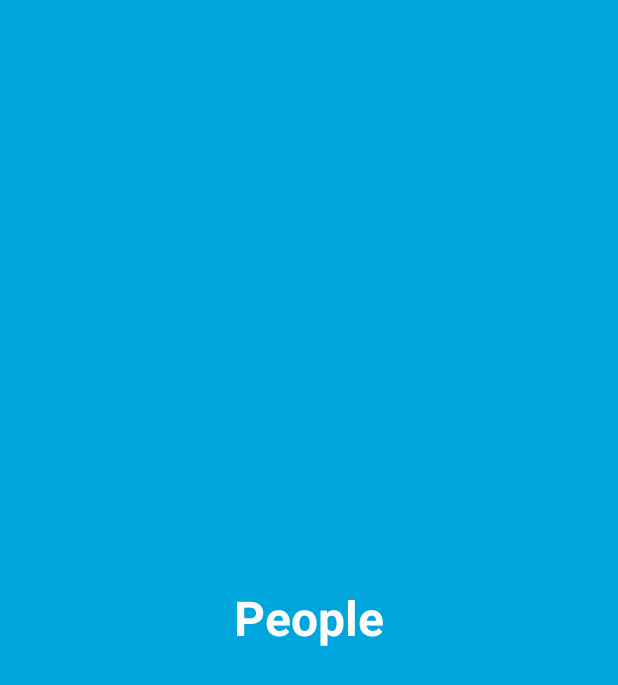
After one commit to nishkarsh/people-app, an Android app: the layout fragment_splash.xml on its own in the app's theme, with its tools: preview values and no code run, on a phone screen of 412 x 824 dp. The commit adds this screen. Shown: the top 685 px of the screen. Run offline under Robolectric (Android 15) with nearby library versions, the phone set to English and light mode, and no system bars.

Commit message:
Add SplashFragment. Revert false lint warning.

```diff
--- a/app/src/main/java/com/intentfilter/people/PeopleComponent.kt
+++ b/app/src/main/java/com/intentfilter/people/PeopleComponent.kt
@@ -16,6 +16,8 @@ interface PeopleComponent {
 
     fun inject(profileFragment: ProfileFragment)
 
+    fun inject(splashFragment: SplashFragment)
+
     @Component.Factory
     interface Factory {
         fun newInstance(@BindsInstance context: Context): PeopleComponent
--- /dev/null
+++ b/app/src/main/res/layout/fragment_splash.xml
@@ -0,0 +1,19 @@
+<?xml version="1.0" encoding="utf-8"?>
+<RelativeLayout xmlns:android="http://schemas.android.com/apk/res/android"
+    android:layout_width="match_parent"
+    android:layout_height="match_parent"
+    android:background="@color/sparkBrandColor"
+    android:orientation="vertical">
+
+    <TextView
+        android:id="@+id/appTitle"
+        android:layout_width="wrap_content"
+        android:layout_height="wrap_content"
+        android:layout_centerInParent="true"
+        android:contentDescription="@string/app_name"
+        android:text="@string/app_name"
+        android:textColor="@color/offWhite"
+        android:textSize="@dimen/splash_size"
+        android:textStyle="bold" />
+
+</RelativeLayout>
--- a/app/src/main/res/layout/layout_home.xml
+++ b/app/src/main/res/layout/layout_home.xml
@@ -1,16 +1,18 @@
 <?xml version="1.0" encoding="utf-8"?>
 <LinearLayout xmlns:android="http://schemas.android.com/apk/res/android"
     xmlns:app="http://schemas.android.com/apk/res-auto"
+    xmlns:tools="http://schemas.android.com/tools"
     android:layout_width="match_parent"
     android:layout_height="match_parent"
     android:orientation="vertical">
 
-    <androidx.fragment.app.FragmentContainerView
+    <fragment
         android:id="@+id/host_fragment"
         android:name="androidx.navigation.fragment.NavHostFragment"
         android:layout_width="match_parent"
         android:layout_height="match_parent"
         app:defaultNavHost="true"
-        app:navGraph="@navigation/nav_graph" />
+        app:navGraph="@navigation/nav_graph"
+        tools:ignore="FragmentTagUsage" />
 
 </LinearLayout>
--- a/app/src/main/res/values/dimens.xml
+++ b/app/src/main/res/values/dimens.xml
@@ -3,6 +3,7 @@
     <dimen name="font_size_small">14sp</dimen>
     <dimen name="font_size_normal">16sp</dimen>
     <dimen name="font_size_large">20sp</dimen>
+    <dimen name="splash_size">32sp</dimen>
 
     <dimen name="profile_picture_min_height">300dp</dimen>
     <dimen name="standard_margin">16dp</dimen>
```
Also changed, not shown: app/src/main/java/com/intentfilter/people/SplashFragment.kt (added, +39 -0 lines), app/src/main/res/navigation/nav_graph.xml (+20 -1 lines).
